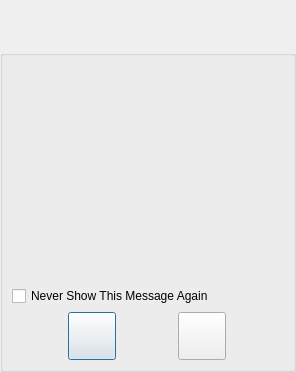
nolimitconnect/NoLimitConnect, file nolimitgui/CommonSrc/Forms/ActivityYesNo.ui: the form before one commit.
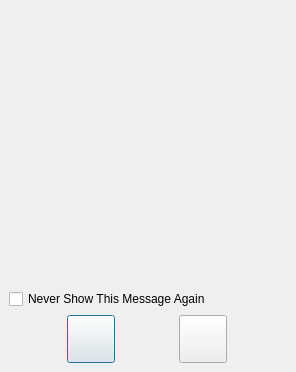
The form after the commit. Custom widgets are drawn as their Qt base class.

Commit message: Moved VxXferDefs class from NetLib to CoreLib for accessibility

Diff of the .ui file:
```diff
--- a/nolimitgui/CommonSrc/Forms/ActivityYesNo.ui
+++ b/nolimitgui/CommonSrc/Forms/ActivityYesNo.ui
@@ -78,7 +78,7 @@
     </widget>
    </item>
    <item>
-    <widget class="QGroupBox" name="m_ItemsGroupBox">
+    <widget class="QFrame" name="m_ItemsFrame">
      <property name="sizePolicy">
       <sizepolicy hsizetype="Preferred" vsizetype="Expanding">
        <horstretch>0</horstretch>
@@ -91,9 +91,6 @@
        <height>0</height>
       </size>
      </property>
-     <property name="title">
-      <string/>
-     </property>
      <layout class="QVBoxLayout" name="verticalLayout_2">
       <item>
        <widget class="QLabel" name="m_StatusMsgLabel">
```
The commit also changes 21 other files.
